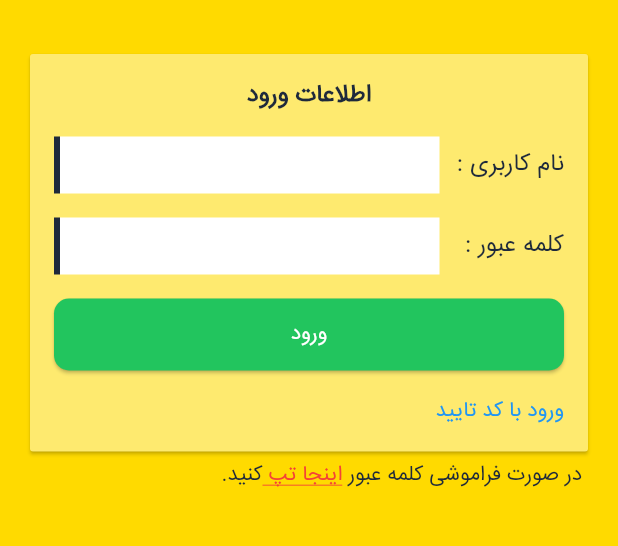
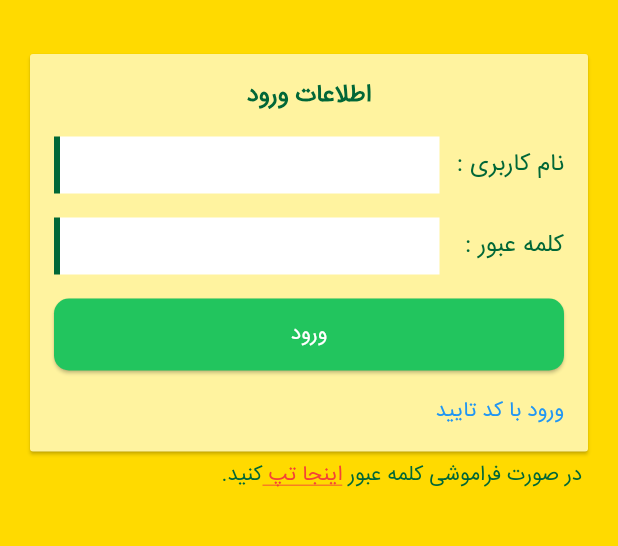
Before and after one commit to aaminhashemi/android_bpms, a Flutter app: the screen it shows after launch, on a phone screen of 412 x 824 dp, the part 504-1050 px from its top. Run offline on Flutter 3.47's test engine with Material 3 defaults, Android fonts, the phone set to English and light mode, and no system bars; our stand-ins replace geolocator, package_info_plus, shamsi_date, shared_preferences; missing offline and left inert: and, flutter_linear_datepicker, otp_autofill, syncfusion_flutter_pdfviewer; network calls fail.

Commit message:
Update custom_color.dart

```diff
--- a/lib/utils/custom_color.dart
+++ b/lib/utils/custom_color.dart
@@ -6,11 +6,11 @@ class CustomColor{
   static const Color dangerColor = Color(0xfff43f5e);
   static const Color emptyListColor = Color(0xfffee2e2);
   static const Color warningColor = Color(0xfffde047);
-  static const Color buttonColor = Color(0xff4ade80);
-  static const Color textColor = Color(0xff1e293b);
+  static const Color buttonColor = Color(0xff369946);
+  static const Color textColor = Color(0xff016737);
   static const Color borderColor = Color(0xff4ade80);
   //static const Color cardColor = Color(0xFF8CF6C2);
-  static const Color cardColor = Color(0xfffeea6f);
+  static const Color cardColor = Color(0xfffff39f);
   static const Color test1 = Color(0xFF5CDB95);
   static const Color backgroundColor = Color(0xffffda00);
   static const Color drawerBackgroundColor = Color(0xff006738);
```
